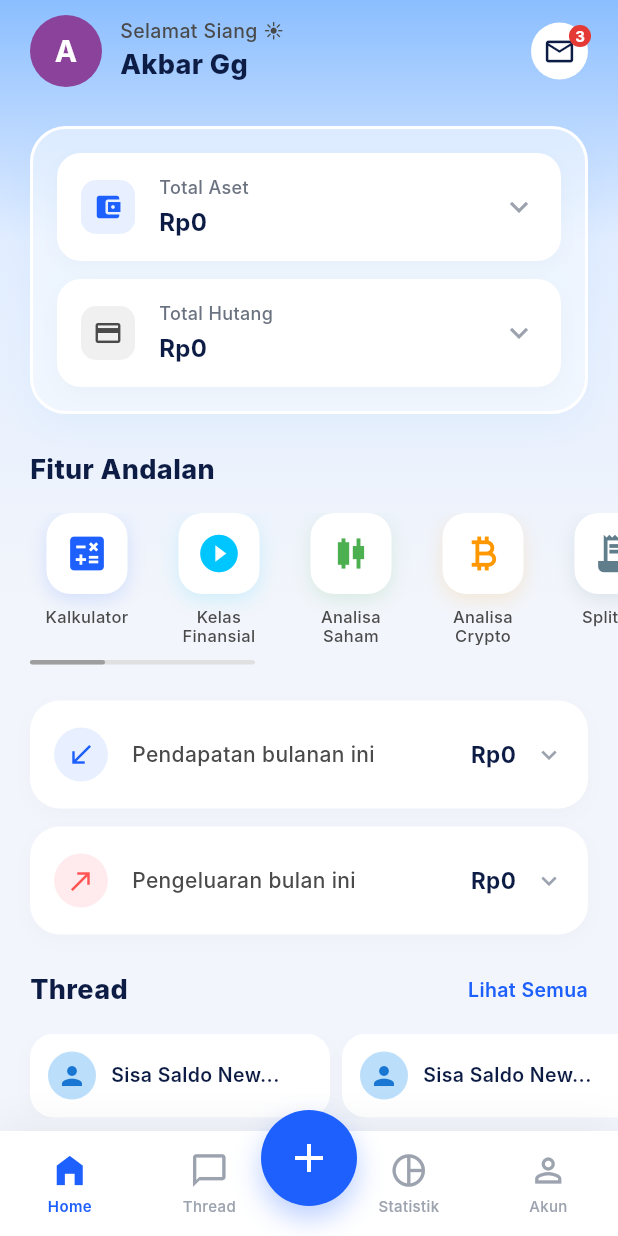
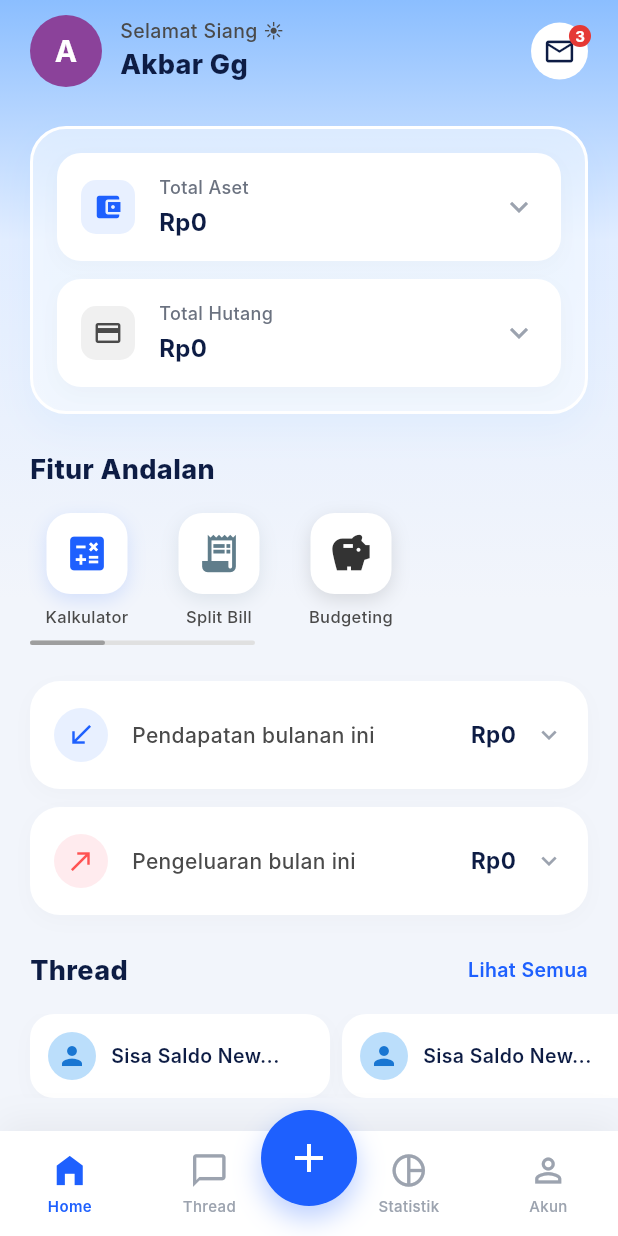
Before and after one commit to zainalakbar/saldoku, a Flutter app: the screen it shows after launch, on a phone screen of 412 x 824 dp. Run offline on Flutter 3.47's test engine with Material 3 defaults, Android fonts, the phone set to English and light mode, and no system bars; Roboto replaces fonts that are missing (Inter).

Commit message:
update fitur andalan

```diff
--- a/lib/main.dart
+++ b/lib/main.dart
@@ -238,9 +238,6 @@ class DashboardScreen extends StatelessWidget {
             crossAxisAlignment: CrossAxisAlignment.start,
             children: [
               _buildFeatureIcon(Icons.calculate, 'Kalkulator', const Color(0xFF1E60FE), Colors.blue.shade50),
-              _buildFeatureIcon(Icons.play_circle_fill, 'Kelas\nFinansial', const Color(0xFF00C6FF), Colors.lightBlue.shade50),
-              _buildFeatureIcon(Icons.candlestick_chart, 'Analisa\nSaham', const Color(0xFF4CAF50), Colors.green.shade50),
-              _buildFeatureIcon(Icons.currency_bitcoin, 'Analisa\nCrypto', const Color(0xFFFF9800), Colors.orange.shade50),
               _buildFeatureIcon(Icons.receipt_long, 'Split Bill', const Color(0xFF607D8B), Colors.blueGrey.shade50),
               _buildFeatureIcon(Icons.savings, 'Budgeting', const Color(0xFF333333), Colors.grey.shade200),
             ],
```
